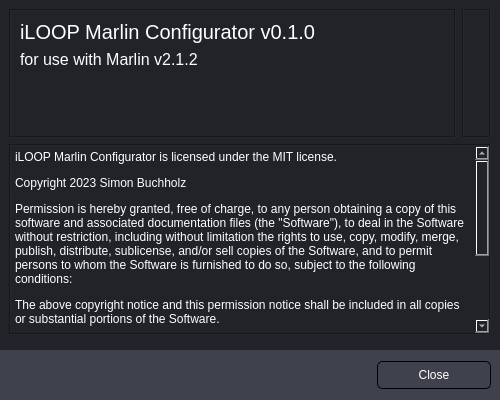
Before: the Qt Designer form gui/AboutDialog.ui in SimonBuxx/iloop-marlin-configurator, drawn with Qt 5.
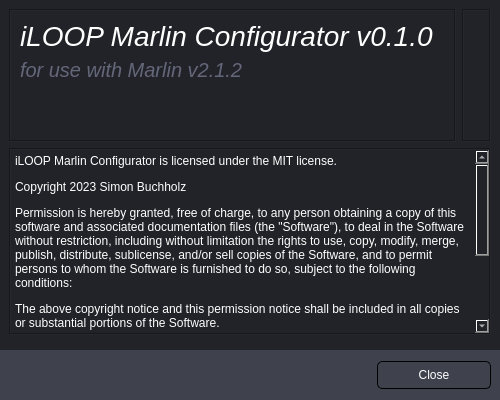
After: the same form once the commit is applied. Icons and pictures are not drawn.

Patch:
```diff
--- a/gui/AboutDialog.ui
+++ b/gui/AboutDialog.ui
@@ -153,8 +153,12 @@
           <widget class="QLabel" name="label">
            <property name="styleSheet">
             <string notr="true">QLabel {
-	font-size: 15pt;
-}</string>
+	color: white;
+	font-size: 28px;
+	font-family: &quot;Source Sans Pro Light&quot;;
+	font-style: italic;
+}
+</string>
            </property>
            <property name="text">
             <string>iLOOP Marlin Configurator v0.1.0</string>
@@ -166,7 +170,15 @@
            <property name="styleSheet">
             <string notr="true">QLabel {
 	font-size: 12pt;
-}</string>
+}
+
+QLabel {
+	color: rgb(100, 103, 122);
+	font-size: 20px;
+	font-family: &quot;Source Sans Pro Light&quot;;
+	font-style: italic;
+}
+</string>
            </property>
            <property name="text">
             <string>for use with Marlin v2.1.2</string>
@@ -224,7 +236,7 @@
        </widget>
       </item>
       <item row="2" column="0" colspan="2">
-       <widget class="QTextBrowser" name="textBrowser">
+       <widget class="QTextEdit" name="textEdit">
         <property name="styleSheet">
          <string notr="true">QScrollBar:vertical
 {
```
